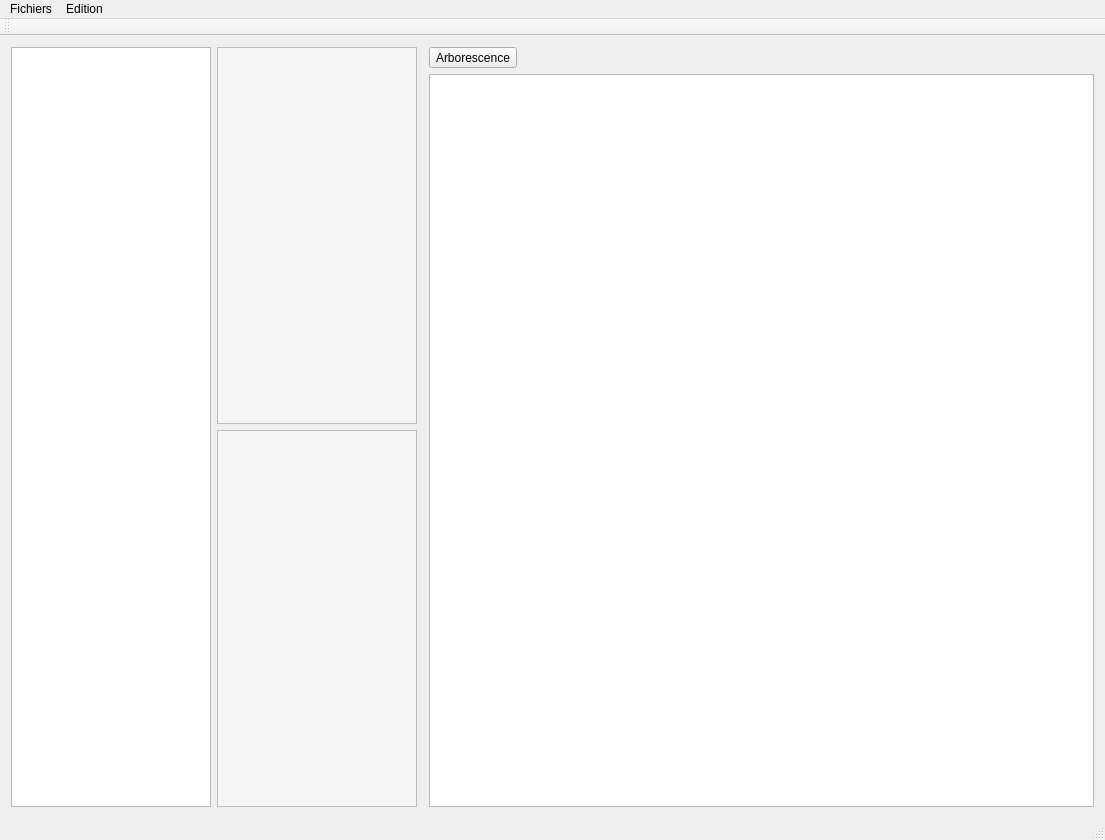
First picture: the form in PluriNotes.ui, repository tmarcille/LO21_Plurinotes, before the edit.
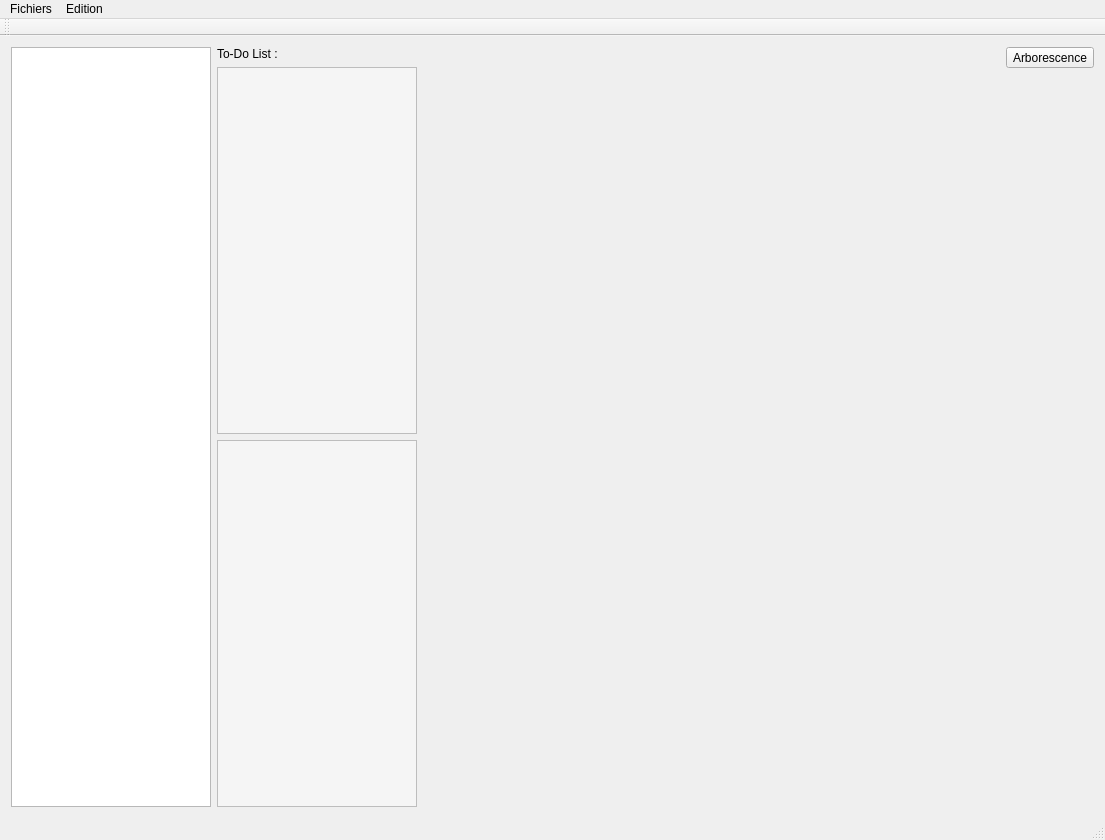
Second picture: the form after the edit. Custom widgets are drawn as their Qt base class.

Diff of the .ui file:
```diff
--- a/PluriNotes.ui
+++ b/PluriNotes.ui
@@ -39,6 +39,13 @@
     </item>
     <item>
      <layout class="QVBoxLayout" name="verticalLayout">
+      <item>
+       <widget class="QLabel" name="label">
+        <property name="text">
+         <string>To-Do List :</string>
+        </property>
+       </widget>
+      </item>
       <item>
        <widget class="QListWidget" name="taskList">
         <property name="sizePolicy">
@@ -113,7 +120,20 @@
        </widget>
       </item>
       <item row="1" column="0">
-       <widget class="RelationTree" name="relationTree"/>
+       <widget class="RelationTree" name="relationTree">
+        <property name="sizePolicy">
+         <sizepolicy hsizetype="Expanding" vsizetype="Expanding">
+          <horstretch>0</horstretch>
+          <verstretch>0</verstretch>
+         </sizepolicy>
+        </property>
+        <property name="maximumSize">
+         <size>
+          <width>0</width>
+          <height>16777215</height>
+         </size>
+        </property>
+       </widget>
       </item>
      </layout>
     </item>
```
